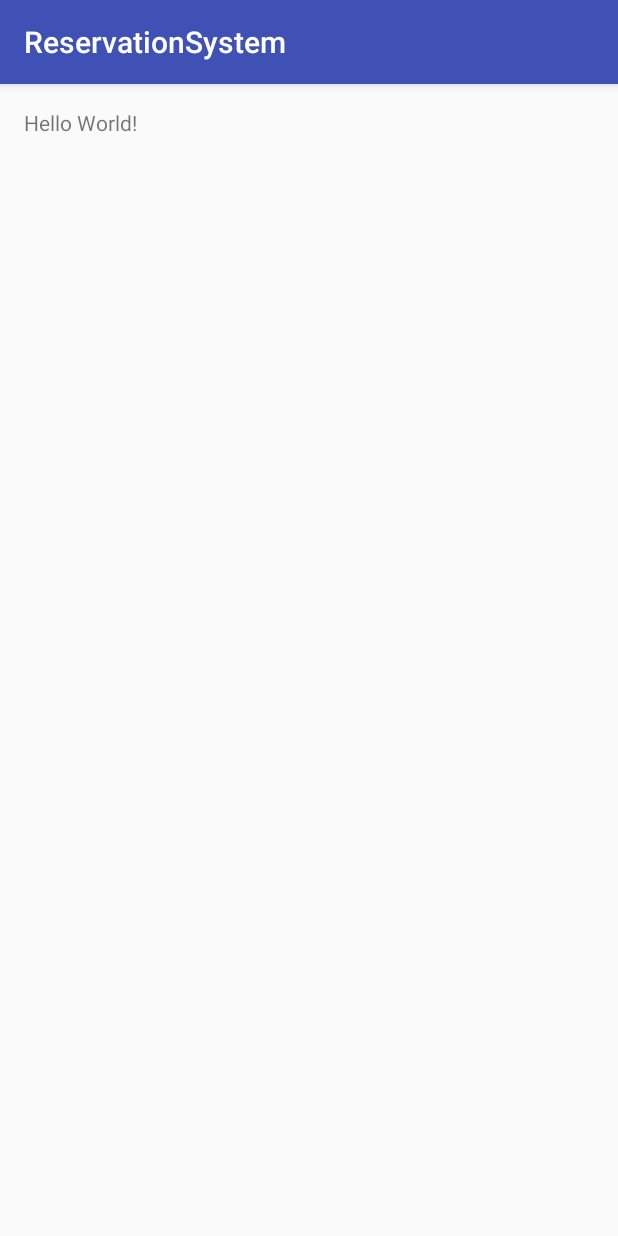
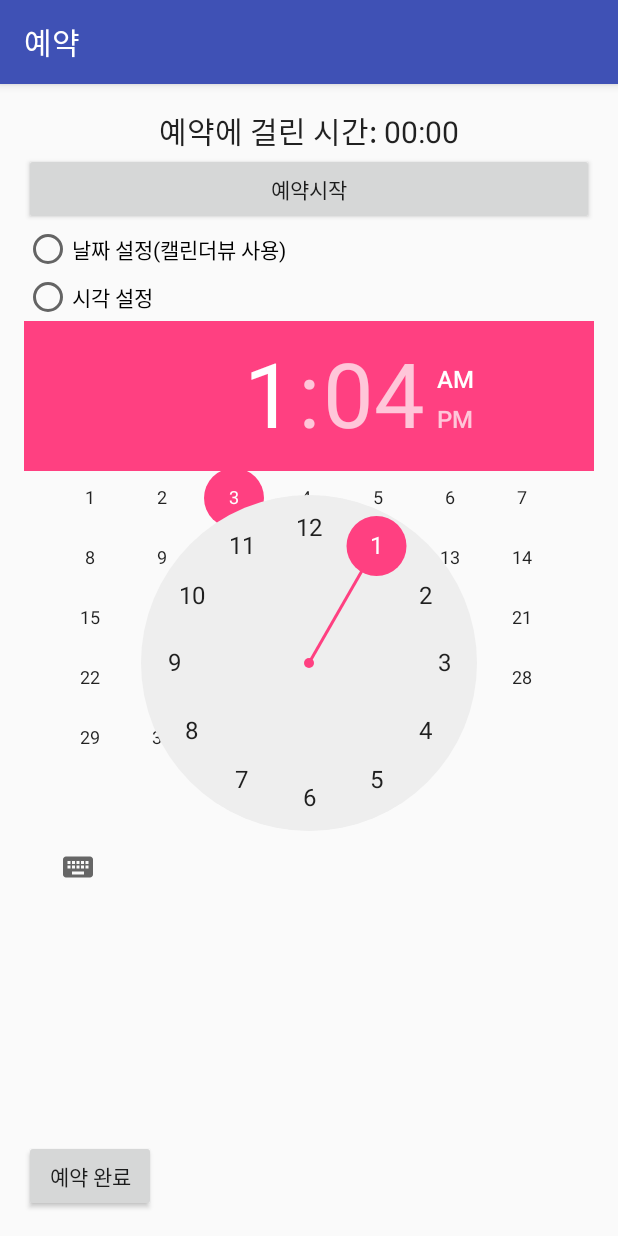
Before and after one commit to AhhyeonSong/reservation_system, an Android app: the screen it shows after launch (MainActivity), on a phone screen of 412 x 824 dp. Run offline under Robolectric (Android 15) with nearby library versions, the phone set to English and light mode, and no system bars.

Commit message:
#2 UI design

```diff
--- a/app/src/main/res/layout/activity_main.xml
+++ b/app/src/main/res/layout/activity_main.xml
@@ -1,5 +1,5 @@
 <?xml version="1.0" encoding="utf-8"?>
-<RelativeLayout xmlns:android="http://schemas.android.com/apk/res/android"
+<LinearLayout xmlns:android="http://schemas.android.com/apk/res/android"
     xmlns:tools="http://schemas.android.com/tools"
     android:layout_width="match_parent"
     android:layout_height="match_parent"
@@ -7,10 +7,73 @@
     android:paddingLeft="@dimen/activity_horizontal_margin"
     android:paddingRight="@dimen/activity_horizontal_margin"
     android:paddingTop="@dimen/activity_vertical_margin"
-    tools:context="kr.hs.emirim.thddkgus96.reservationsystem.MainActivity">
+    tools:context="kr.hs.emirim.thddkgus96.reservationsystem.MainActivity"
+    android:orientation="vertical">
 
-    <TextView
+    <Chronometer
+        android:id="@+id/chrono"
+        android:layout_width="match_parent"
+        android:layout_height="wrap_content"
+        android:format="예약에 걸린 시간: %s"
+        android:textSize="20sp"
+        android:gravity="center"/>
+    <Button
+        android:id="@+id/but_start"
+        android:layout_width="match_parent"
+        android:layout_height="wrap_content"
+        android:text="@string/but_start"/>
+    <RadioGroup
+        android:id="@+id/radio_group"
         android:layout_width="wrap_content"
         android:layout_height="wrap_content"
-        android:text="Hello World!" />
-</RelativeLayout>
+        android:orientation="vertical">
+        <RadioButton
+            android:id="@+id/radio_date"
+            android:layout_width="wrap_content"
+            android:layout_height="wrap_content"
+            android:text="@string/radio_date"
+            />
+        <RadioButton
+            android:id="@+id/radio_time"
+            android:layout_width="wrap_content"
+            android:layout_height="wrap_content"
+            android:text="@string/radio_time"
+            />
+    </RadioGroup>
+
+    <LinearLayout
+        android:layout_width="match_parent"
+        android:layout_height="wrap_content"
+        android:layout_weight="1"
+        >
+        <FrameLayout
+            android:layout_width="match_parent"
+            android:layout_height="wrap_content">
+            <CalendarView
+                android:id="@+id/calender"
+                android:layout_width="match_parent"
+                android:layout_height="match_parent"></CalendarView>
+            <TimePicker
+                android:id="@+id/time"
+                android:layout_width="match_parent"
+                android:layout_height="wrap_content"></TimePicker>
+
+        </FrameLayout>
+
+    </LinearLayout>
+    <LinearLayout
+        android:layout_width="match_parent"
+        android:layout_height="wrap_content"
+        android:orientation="horizontal">
+        <Button
+            android:id="@+id/but_done"
+            android:layout_width="wrap_content"
+            android:layout_height="wrap_content"
+            android:text="@string/but_done"/>
+        <TextView
+            android:id="@+id/text_result"
+            android:layout_width="match_parent"
+            android:layout_height="wrap_content" />
+    </LinearLayout>
+
+</LinearLayout>
--- a/app/src/main/res/values/strings.xml
+++ b/app/src/main/res/values/strings.xml
@@ -1,3 +1,7 @@
 <resources>
-    <string name="app_name">ReservationSystem</string>
+    <string name="app_name">예약</string>
+    <string name="but_start">예약시작</string>
+    <string name="radio_date">날짜 설정(캘린더뷰 사용)</string>
+    <string name="radio_time">시각 설정</string>
+    <string name="but_done">예약 완료</string>
 </resources>
```
